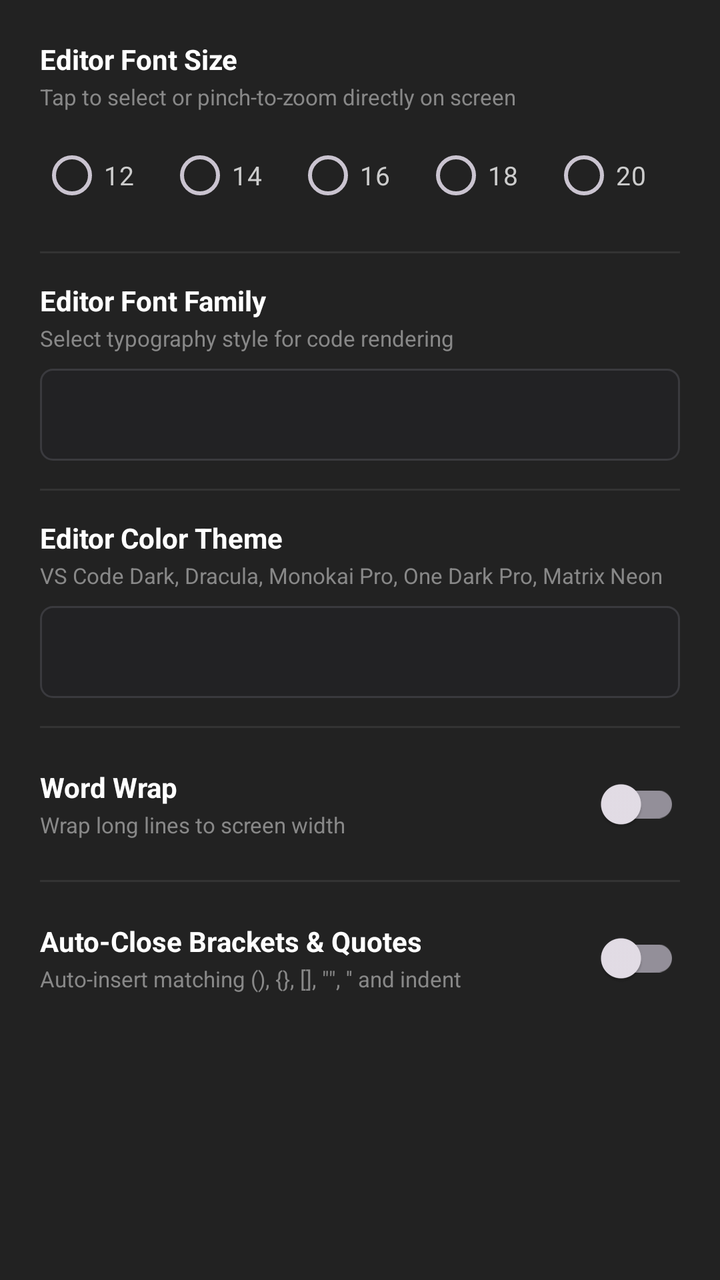
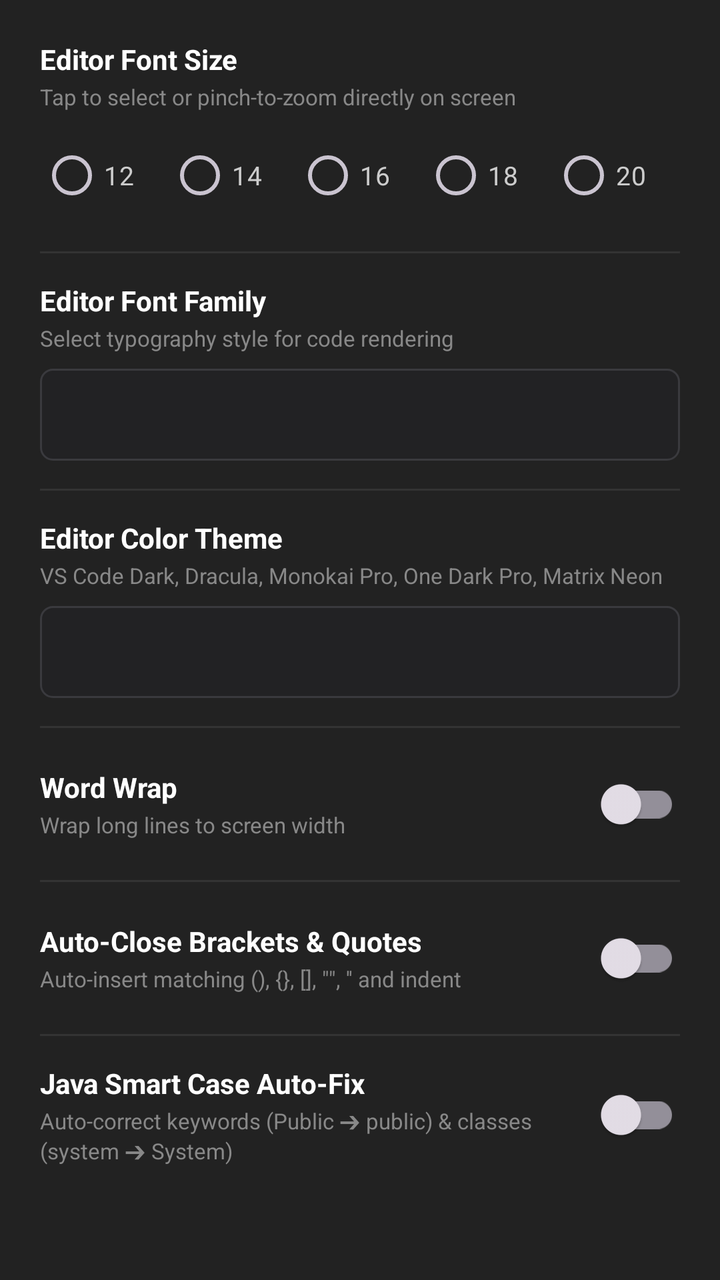

Two renders of the same Android screen: before a commit and after it. Below are the layout's source before the change and the commit's diff.
<!-- AndroidManifest.xml: application theme Theme.MobileIDE -->
<!-- res/layout/dialog_editor_settings.xml -->
<?xml version="1.0" encoding="utf-8"?>
<ScrollView xmlns:android="http://schemas.android.com/apk/res/android"
    android:layout_width="match_parent"
    android:layout_height="wrap_content"
    android:background="#222222">

    <LinearLayout
        android:layout_width="match_parent"
        android:layout_height="wrap_content"
        android:orientation="vertical"
        android:padding="20dp">

        <TextView
            android:layout_width="wrap_content"
            android:layout_height="wrap_content"
            android:text="Editor Font Size"
            android:textColor="@color/white"
            android:textSize="14sp"
            android:textStyle="bold" />

        <TextView
            android:layout_width="wrap_content"
            android:layout_height="wrap_content"
            android:layout_marginTop="2dp"
            android:text="Tap to select or pinch-to-zoom directly on screen"
            android:textColor="#888888"
            android:textSize="11sp" />

        <RadioGroup
            android:id="@+id/rg_font_size"
            android:layout_width="match_parent"
            android:layout_height="wrap_content"
            android:layout_marginTop="8dp"
            android:orientation="horizontal">

            <RadioButton
                android:id="@+id/rb_font_12"
                android:layout_width="wrap_content"
                android:layout_height="wrap_content"
                android:layout_weight="1"
                android:text="12"
                android:textColor="#CCCCCC"
                android:textSize="13sp" />

            <RadioButton
                android:id="@+id/rb_font_14"
                android:layout_width="wrap_content"
                android:layout_height="wrap_content"
                android:layout_weight="1"
                android:text="14"
                android:textColor="#CCCCCC"
                android:textSize="13sp" />

            <RadioButton
                android:id="@+id/rb_font_16"
                android:layout_width="wrap_content"
                android:layout_height="wrap_content"
                android:layout_weight="1"
                android:text="16"
                android:textColor="#CCCCCC"
                android:textSize="13sp" />

            <RadioButton
                android:id="@+id/rb_font_18"
                android:layout_width="wrap_content"
                android:layout_height="wrap_content"
                android:layout_weight="1"
                android:text="18"
                android:textColor="#CCCCCC"
                android:textSize="13sp" />

            <RadioButton
                android:id="@+id/rb_font_20"
                android:layout_width="wrap_content"
                android:layout_height="wrap_content"
                android:layout_weight="1"
                android:text="20"
                android:textColor="#CCCCCC"
                android:textSize="13sp" />

        </RadioGroup>

        <View
            android:layout_width="match_parent"
            android:layout_height="1dp"
            android:layout_marginVertical="14dp"
            android:background="#333333" />

        <TextView
            android:layout_width="wrap_content"
            android:layout_height="wrap_content"
            android:text="Editor Font Family"
            android:textColor="@color/white"
            android:textSize="14sp"
            android:textStyle="bold" />

        <TextView
            android:layout_width="wrap_content"
            android:layout_height="wrap_content"
            android:layout_marginTop="2dp"
            android:text="Select typography style for code rendering"
            android:textColor="#888888"
            android:textSize="11sp" />

        <Spinner
            android:id="@+id/spinner_font_family"
            android:layout_width="match_parent"
            android:layout_height="46dp"
            android:layout_marginTop="8dp"
            android:background="@drawable/bg_autocomplete_popup"
            android:padding="8dp" />

        <View
            android:layout_width="match_parent"
            android:layout_height="1dp"
            android:layout_marginVertical="14dp"
            android:background="#333333" />

        <TextView
            android:layout_width="wrap_content"
            android:layout_height="wrap_content"
            android:text="Editor Color Theme"
            android:textColor="@color/white"
            android:textSize="14sp"
            android:textStyle="bold" />

        <TextView
            android:layout_width="wrap_content"
            android:layout_height="wrap_content"
            android:layout_marginTop="2dp"
            android:text="VS Code Dark, Dracula, Monokai Pro, One Dark Pro, Matrix Neon"
            android:textColor="#888888"
            android:textSize="11sp" />

        <Spinner
            android:id="@+id/spinner_editor_theme"
            android:layout_width="match_parent"
            android:layout_height="46dp"
            android:layout_marginTop="8dp"
            android:background="@drawable/bg_autocomplete_popup"
            android:padding="8dp" />

        <View
            android:layout_width="match_parent"
            android:layout_height="1dp"
            android:layout_marginVertical="14dp"
            android:background="#333333" />

        <LinearLayout
            android:layout_width="match_parent"
            android:layout_height="wrap_content"
            android:gravity="center_vertical"
            android:orientation="horizontal">

            <LinearLayout
                android:layout_width="0dp"
                android:layout_height="wrap_content"
                android:layout_weight="1"
                android:orientation="vertical">

                <TextView
                    android:layout_width="wrap_content"
                    android:layout_height="wrap_content"
                    android:text="Word Wrap"
                    android:textColor="@color/white"
                    android:textSize="14sp"
                    android:textStyle="bold" />

                <TextView
                    android:layout_width="wrap_content"
                    android:layout_height="wrap_content"
                    android:layout_marginTop="2dp"
                    android:text="Wrap long lines to screen width"
                    android:textColor="#888888"
                    android:textSize="11sp" />
            </LinearLayout>

            <com.google.android.material.switchmaterial.SwitchMaterial
                android:id="@+id/switch_word_wrap"
                android:layout_width="wrap_content"
                android:layout_height="wrap_content" />

        </LinearLayout>

        <View
            android:layout_width="match_parent"
            android:layout_height="1dp"
            android:layout_marginVertical="14dp"
            android:background="#333333" />

        <LinearLayout
            android:layout_width="match_parent"
            android:layout_height="wrap_content"
            android:gravity="center_vertical"
            android:orientation="horizontal">

            <LinearLayout
                android:layout_width="0dp"
                android:layout_height="wrap_content"
                android:layout_weight="1"
                android:orientation="vertical">

                <TextView
                    android:layout_width="wrap_content"
                    android:layout_height="wrap_content"
                    android:text="Auto-Close Brackets &amp; Quotes"
                    android:textColor="@color/white"
                    android:textSize="14sp"
                    android:textStyle="bold" />

                <TextView
                    android:layout_width="wrap_content"
                    android:layout_height="wrap_content"
                    android:layout_marginTop="2dp"
                    android:text="Auto-insert matching (), {}, [], &quot;&quot;, '' and indent"
                    android:textColor="#888888"
                    android:textSize="11sp" />
            </LinearLayout>

            <com.google.android.material.switchmaterial.SwitchMaterial
                android:id="@+id/switch_auto_close"
                android:layout_width="wrap_content"
                android:layout_height="wrap_content" />

        </LinearLayout>

    </LinearLayout>

</ScrollView>
<!-- resources referenced by this layout -->
<resources>
  <color name="white">#FFFFFFFF</color>
  <!-- drawable bg_autocomplete_popup (drawable) -->
  <?xml version="1.0" encoding="utf-8"?>
  <shape xmlns:android="http://schemas.android.com/apk/res/android"
      android:shape="rectangle">
      <solid android:color="#222224" />
      <stroke
          android:width="1dp"
          android:color="#3A3A3E" />
      <corners android:radius="6dp" />
  </shape>
  <style name="Theme.MobileIDE" parent="Theme.Material3.Dark.NoActionBar">
          <item name="colorPrimary">@color/purple_500</item>
          <item name="colorOnPrimary">@android:color/white</item>
          <item name="colorSecondary">@color/run_green</item>
          <item name="colorOnSecondary">@android:color/white</item>
          <item name="android:statusBarColor">@color/ide_toolbar_bg</item>
          <item name="android:navigationBarColor">@color/terminal_bg</item>
          <item name="android:windowBackground">@color/editor_bg</item>
      </style>
  <color name="purple_500">#5B9DF5</color>
  <color name="run_green">#4CAF50</color>
  <color name="ide_toolbar_bg">#212121</color>
  <color name="terminal_bg">#121212</color>
  <color name="editor_bg">#181818</color>
</resources>

<!-- the commit's change to res/layout/dialog_editor_settings.xml (unified diff, before → after) -->
@@ -224,6 +224,48 @@
 
         </LinearLayout>
 
+        <View
+            android:layout_width="match_parent"
+            android:layout_height="1dp"
+            android:layout_marginVertical="14dp"
+            android:background="#333333" />
+
+        <LinearLayout
+            android:layout_width="match_parent"
+            android:layout_height="wrap_content"
+            android:gravity="center_vertical"
+            android:orientation="horizontal">
+
+            <LinearLayout
+                android:layout_width="0dp"
+                android:layout_height="wrap_content"
+                android:layout_weight="1"
+                android:orientation="vertical">
+
+                <TextView
+                    android:layout_width="wrap_content"
+                    android:layout_height="wrap_content"
+                    android:text="Java Smart Case Auto-Fix"
+                    android:textColor="@color/white"
+                    android:textSize="14sp"
+                    android:textStyle="bold" />
+
+                <TextView
+                    android:layout_width="wrap_content"
+                    android:layout_height="wrap_content"
+                    android:layout_marginTop="2dp"
+                    android:text="Auto-correct keywords (Public ➔ public) &amp; classes (system ➔ System)"
+                    android:textColor="#888888"
+                    android:textSize="11sp" />
+            </LinearLayout>
+
+            <com.google.android.material.switchmaterial.SwitchMaterial
+                android:id="@+id/switch_java_case_fix"
+                android:layout_width="wrap_content"
+                android:layout_height="wrap_content" />
+
+        </LinearLayout>
+
     </LinearLayout>
 
 </ScrollView>
